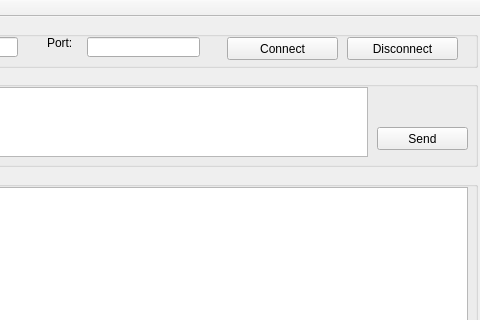
Old version of the form anTcpClient/mainwindow.ui in the repository anrongwn/anSocket; both pictures show x 263 to 743 and y 0 to 320 of the 743 by 559 pixel window.
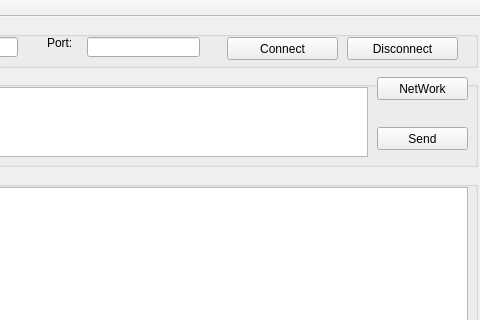
New version of the form.

The edit to the form file:
```diff
--- a/anTcpClient/mainwindow.ui
+++ b/anTcpClient/mainwindow.ui
@@ -137,6 +137,19 @@
       <string>Send</string>
      </property>
     </widget>
+    <widget class="QPushButton" name="pushButton_network">
+     <property name="geometry">
+      <rect>
+       <x>640</x>
+       <y>10</y>
+       <width>91</width>
+       <height>23</height>
+      </rect>
+     </property>
+     <property name="text">
+      <string>NetWork</string>
+     </property>
+    </widget>
    </widget>
    <widget class="QGroupBox" name="groupBox_3">
     <property name="geometry">
```
